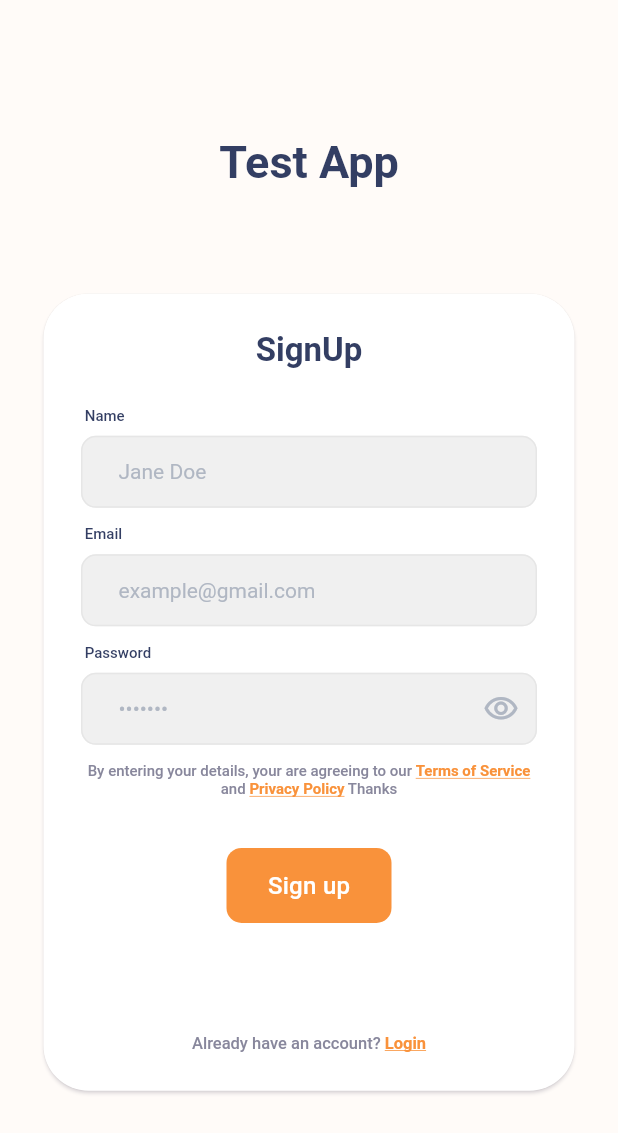
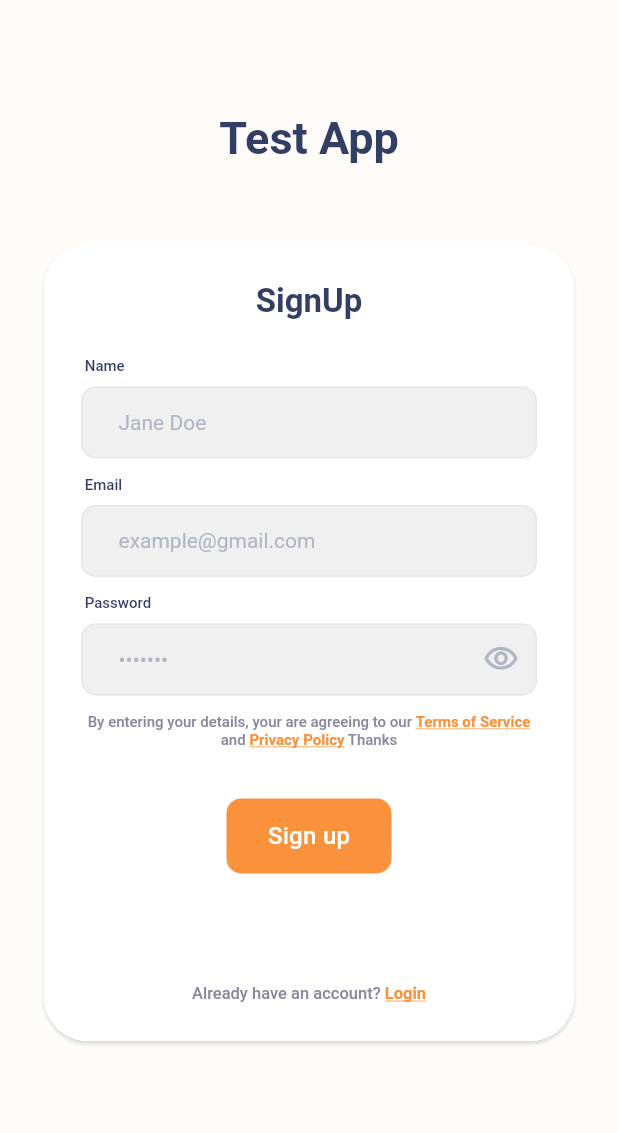
Before and after one commit to enypeter/ubenwa_damilare, a Flutter app: the SignUpScreen screen opened directly, on a phone screen of 412 x 824 dp. Shown: the top 1133 px of the screen. Run offline on Flutter 3.47's test engine with Material 2 defaults, Android fonts, the phone set to English and light mode, and no system bars; our stand-ins replace connectivity_plus, flutter_secure_storage, get; missing offline and left inert: flutter_background_service, flutter_background_service_android; accounts and stored records are empty.

```diff
--- a/lib/services/api_scheme.dart
+++ b/lib/services/api_scheme.dart
@@ -24,8 +24,7 @@ class ApiScheme {
         return e.toString();
       }
     } else {
-      return SnackBars.showErrorSnackBar(
-          'No Internet', 'Check your internet connection');
+      return  'Check your internet connection';
     }
   }
 
@@ -43,8 +42,7 @@ class ApiScheme {
         return e.toString();
       }
     } else {
-      return SnackBars.showErrorSnackBar(
-          'No Internet', 'Check your internet connection');
+      return  'Check your internet connection';
     }
   }
 }
--- a/lib/services/background_services.dart
+++ b/lib/services/background_services.dart
@@ -49,7 +49,7 @@ void onStart(ServiceInstance service) async {
   });
 
   log('Background service enabled');
-    Timer.periodic(const Duration(seconds: 5), (timer) async {
+    Timer.periodic(const Duration(minutes: 20), (timer) async {
       if (service is AndroidServiceInstance) {
         service.setForegroundNotificationInfo(
           title: "My App Service",
--- a/lib/views/screens/sign_up/sign_up_form.dart
+++ b/lib/views/screens/sign_up/sign_up_form.dart
@@ -138,6 +138,7 @@ class _SignUpFormState extends State<SignUpForm> {
                 : Icons.visibility_off_outlined,
             color: AppColors.DISABLEDCOLOR));
   }
+
   Future signUp() async {
     showLoading(context);
     var response = await AuthenticationServices.register(
@@ -145,6 +146,7 @@ class _SignUpFormState extends State<SignUpForm> {
         lastName: nameController.text.split(' ')[1],
         email: emailController.text,
         password: passwordController.text);
+    print(response);
     Get.back();
     if (response is String) {
       SnackBars.showErrorSnackBar('Oops!', response);
--- a/lib/views/screens/sign_up/sign_up_screen.dart
+++ b/lib/views/screens/sign_up/sign_up_screen.dart
@@ -20,13 +20,13 @@ class SignUpScreen extends StatelessWidget {
               child: Column(
                 mainAxisAlignment: MainAxisAlignment.center,
                 children: [
-                  SizedBox(height: height(context) * 0.08),
+                  SizedBox(height: height(context) * 0.06),
                   Text('Test App',
                       style: TextStyle(
                           color: AppColors.TEXTCOLOR,
                           fontWeight: FontWeight.w700,
                           fontSize: 30)),
-                  SizedBox(height: height(context) * 0.08),
+                  SizedBox(height: height(context) * 0.06),
                   Card(
                     child: const Padding(
                         padding: EdgeInsets.all(BODY_PADDING),
```
Also changed, not shown: lib/views/screens/home/home_screen.dart (+12 -3 lines), 2 other files.
